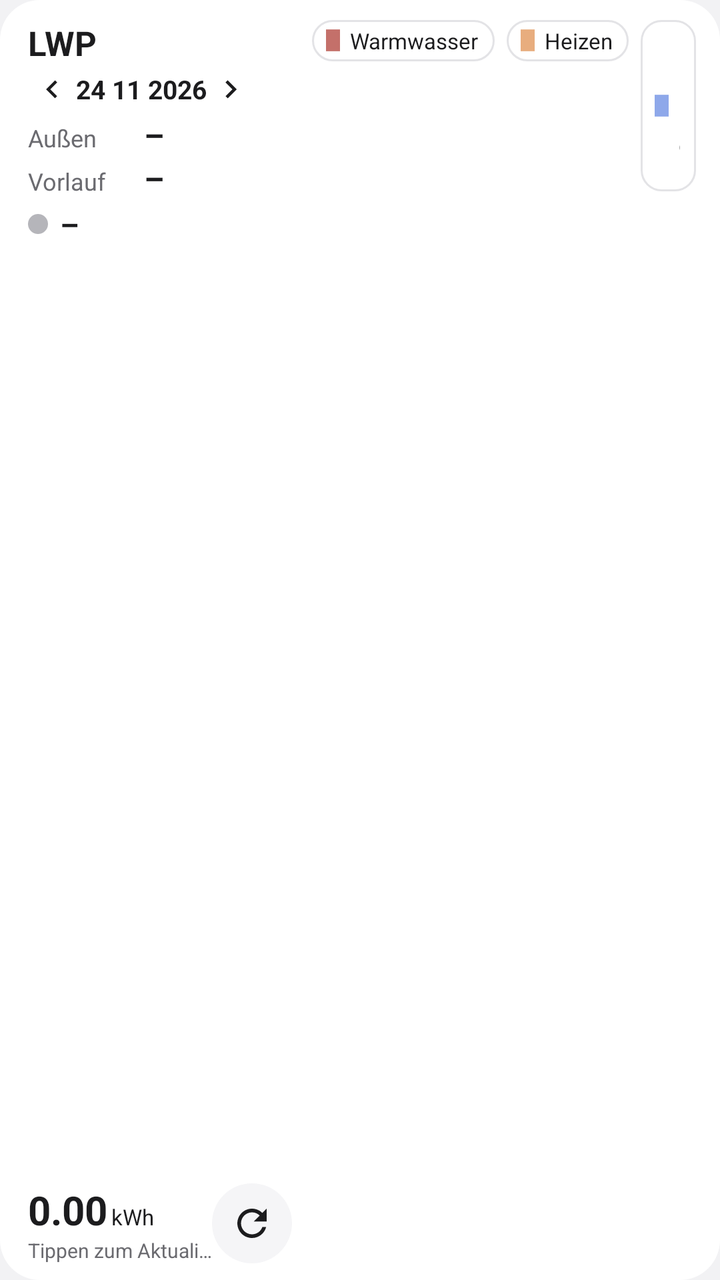
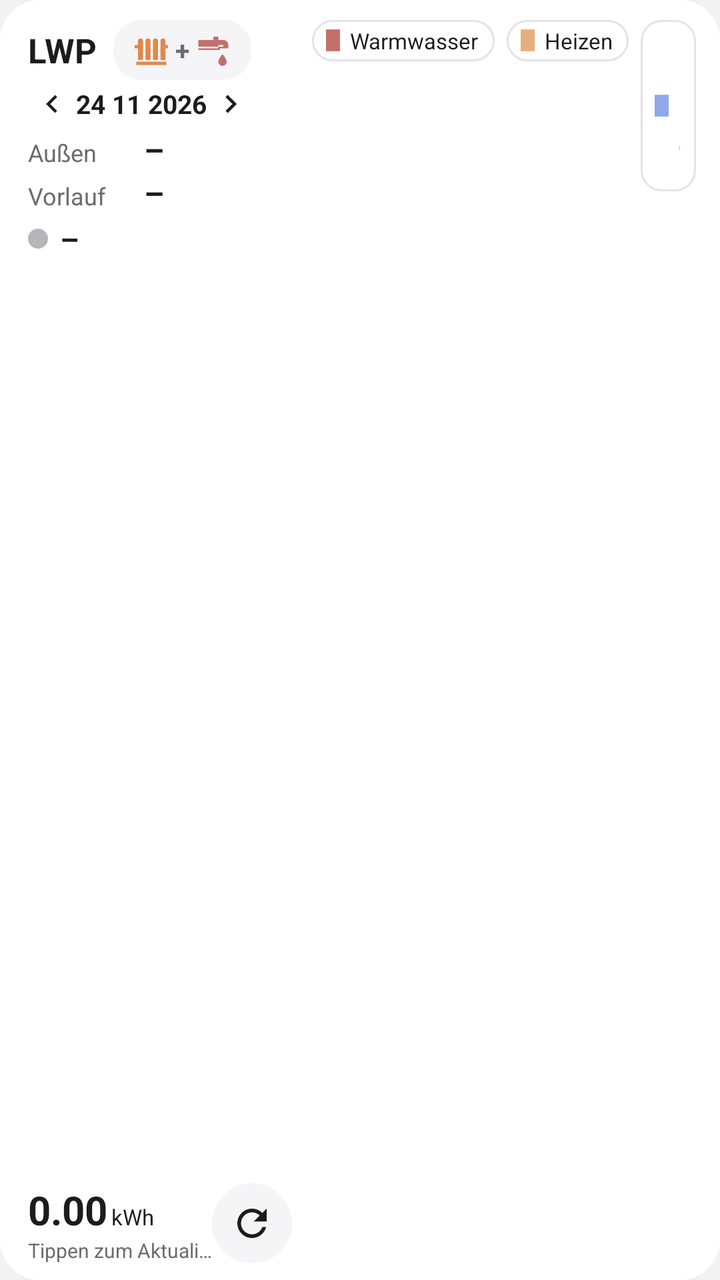

Two renders of the same Android screen: before a commit and after it. Below are the layout's source before the change and the commit's diff.
<!-- AndroidManifest.xml: application theme AppTheme -->
<!-- res/layout/widget_lwp_wide.xml -->
<?xml version="1.0" encoding="utf-8"?>
<LinearLayout xmlns:android="http://schemas.android.com/apk/res/android"
    android:id="@+id/root"
    android:layout_width="match_parent"
    android:layout_height="match_parent"
    android:background="@drawable/widget_bg"
    android:baselineAligned="false"
    android:orientation="horizontal"
    android:paddingStart="14dp"
    android:paddingTop="10dp"
    android:paddingEnd="12dp"
    android:paddingBottom="8dp">

    <LinearLayout
        android:layout_width="132dp"
        android:layout_height="match_parent"
        android:orientation="vertical">

        <TextView
            android:id="@+id/title"
            android:layout_width="wrap_content"
            android:layout_height="wrap_content"
            android:maxLines="1"
            android:text="LWP"
            android:textColor="@color/text_primary"
            android:textSize="17sp"
            android:textStyle="bold" />

        <LinearLayout
            android:layout_width="match_parent"
            android:layout_height="wrap_content"
            android:gravity="center_vertical"
            android:orientation="horizontal">

            <ImageView
                android:id="@+id/prev"
                android:layout_width="24dp"
                android:layout_height="24dp"
                android:contentDescription="Vorheriger Tag"
                android:padding="3dp"
                android:src="@drawable/ic_chevron_left" />

            <TextView
                android:id="@+id/date"
                android:layout_width="wrap_content"
                android:layout_height="wrap_content"
                android:maxLines="1"
                android:text="24 11 2026"
                android:textColor="@color/text_primary"
                android:textSize="13sp" android:textStyle="bold" />

            <ImageView
                android:id="@+id/next"
                android:layout_width="24dp"
                android:layout_height="24dp"
                android:contentDescription="Nächster Tag"
                android:padding="3dp"
                android:src="@drawable/ic_chevron_right" />
        </LinearLayout>

        <LinearLayout
            android:layout_width="match_parent"
            android:layout_height="0dp"
            android:layout_weight="1"
            android:orientation="vertical">

            <LinearLayout
                android:layout_width="match_parent"
                android:layout_height="wrap_content"
                android:baselineAligned="true"
                android:orientation="horizontal">

                <TextView
                    android:layout_width="58dp"
                    android:layout_height="wrap_content"
                    android:text="Außen"
                    android:textColor="@color/text_secondary"
                    android:textSize="12sp" />

                <TextView
                    android:id="@+id/outdoor"
                    android:layout_width="wrap_content"
                    android:layout_height="wrap_content"
                    android:text="–"
                    android:textColor="@color/text_primary"
                    android:textSize="16sp"
                    android:textStyle="bold" />
            </LinearLayout>

            <LinearLayout
                android:layout_width="match_parent"
                android:layout_height="wrap_content"
                android:baselineAligned="true"
                android:orientation="horizontal">

                <TextView
                    android:id="@+id/flow_label"
                    android:layout_width="58dp"
                    android:layout_height="wrap_content"
                    android:text="Vorlauf"
                    android:textColor="@color/text_secondary"
                    android:textSize="12sp" />

                <TextView
                    android:id="@+id/flow"
                    android:layout_width="wrap_content"
                    android:layout_height="wrap_content"
                    android:text="–"
                    android:textColor="@color/text_primary"
                    android:textSize="16sp"
                    android:textStyle="bold" />
            </LinearLayout>

            <LinearLayout
                android:layout_width="match_parent"
                android:layout_height="wrap_content"
                android:layout_marginTop="2dp"
                android:gravity="center_vertical"
                android:orientation="horizontal">

                <ImageView
                    android:id="@+id/activity_dot"
                    android:layout_width="10dp"
                    android:layout_height="10dp"
                    android:layout_marginEnd="6dp"
                    android:src="@drawable/dot_idle" />

                <TextView
                    android:id="@+id/activity"
                    android:layout_width="wrap_content"
                    android:layout_height="wrap_content"
                    android:maxLines="1"
                    android:text="–"
                    android:textColor="@color/text_primary"
                    android:textSize="15sp"
                    android:textStyle="bold" />
            </LinearLayout>
        </LinearLayout>

        
        <LinearLayout
            android:id="@+id/footer"
            android:layout_width="match_parent"
            android:layout_height="wrap_content"
            android:gravity="center_vertical"
            android:orientation="horizontal">

            <LinearLayout
                android:layout_width="0dp"
                android:layout_height="wrap_content"
                android:layout_weight="1"
                android:orientation="vertical">

                <LinearLayout
                    android:layout_width="wrap_content"
                    android:layout_height="wrap_content"
                    android:baselineAligned="true"
                    android:orientation="horizontal">

                    <TextView
                        android:id="@+id/total"
                        android:layout_width="wrap_content"
                        android:layout_height="wrap_content"
                        android:text="0.00"
                        android:textColor="@color/text_primary"
                        android:textSize="20sp"
                        android:textStyle="bold" />

                    <TextView
                        android:layout_width="wrap_content"
                        android:layout_height="wrap_content"
                        android:layout_marginStart="2dp"
                        android:text="kWh"
                        android:textColor="@color/text_primary"
                        android:textSize="11sp" />
                </LinearLayout>

                <TextView
                    android:id="@+id/updated"
                    android:layout_width="wrap_content"
                    android:layout_height="wrap_content"
                    android:ellipsize="end"
                    android:maxLines="1"
                    android:text="Tippen zum Aktualisieren"
                    android:textColor="@color/text_secondary"
                    android:textSize="10sp" />

                <TextView
                    android:id="@+id/total_date"
                    android:layout_width="wrap_content"
                    android:layout_height="wrap_content"
                    android:visibility="gone"
                    android:text="" />
            </LinearLayout>

            <ImageView
                android:id="@+id/refresh"
                android:layout_width="40dp"
                android:layout_height="40dp"
                android:background="@drawable/refresh_bg"
                android:contentDescription="Aktualisieren"
                android:padding="9dp"
                android:scaleType="fitCenter"
                android:src="@drawable/ic_refresh" />
        </LinearLayout>
    </LinearLayout>

    <LinearLayout
        android:layout_width="0dp"
        android:layout_height="match_parent"
        android:layout_marginStart="10dp"
        android:layout_weight="1"
        android:orientation="vertical">

        
        <LinearLayout
            android:id="@+id/legend"
            android:layout_width="match_parent"
            android:layout_height="wrap_content"
            android:layout_marginTop="0dp"
            android:orientation="horizontal">

            <LinearLayout
                android:layout_width="wrap_content"
                android:layout_height="wrap_content"
                android:layout_marginEnd="6dp"
                android:background="@drawable/chip_bg"
                android:gravity="center_vertical"
                android:orientation="horizontal"
                android:paddingStart="7dp"
                android:paddingTop="3dp"
                android:paddingEnd="8dp"
                android:paddingBottom="3dp">

                <ImageView
                    android:layout_width="7dp"
                    android:layout_height="11dp"
                    android:layout_marginEnd="5dp"
                    android:src="@drawable/legend_hot_water" />

                <TextView
                    android:layout_width="wrap_content"
                    android:layout_height="wrap_content"
                    android:text="Warmwasser"
                    android:textColor="@color/text_primary"
                    android:textSize="11sp" />
            </LinearLayout>

            <LinearLayout
                android:layout_width="wrap_content"
                android:layout_height="wrap_content"
                android:layout_marginEnd="6dp"
                android:background="@drawable/chip_bg"
                android:gravity="center_vertical"
                android:orientation="horizontal"
                android:paddingStart="7dp"
                android:paddingTop="3dp"
                android:paddingEnd="8dp"
                android:paddingBottom="3dp">

                <ImageView
                    android:layout_width="7dp"
                    android:layout_height="11dp"
                    android:layout_marginEnd="5dp"
                    android:src="@drawable/legend_heat" />

                <TextView
                    android:layout_width="wrap_content"
                    android:layout_height="wrap_content"
                    android:text="Heizen"
                    android:textColor="@color/text_primary"
                    android:textSize="11sp" />
            </LinearLayout>

            <LinearLayout
                android:layout_width="wrap_content"
                android:layout_height="wrap_content"
                android:background="@drawable/chip_bg"
                android:gravity="center_vertical"
                android:orientation="horizontal"
                android:paddingStart="7dp"
                android:paddingTop="3dp"
                android:paddingEnd="8dp"
                android:paddingBottom="3dp">

                <ImageView
                    android:layout_width="7dp"
                    android:layout_height="11dp"
                    android:layout_marginEnd="5dp"
                    android:src="@drawable/legend_cool" />

                <TextView
                    android:layout_width="wrap_content"
                    android:layout_height="wrap_content"
                    android:text="Kühlen"
                    android:textColor="@color/text_primary"
                    android:textSize="11sp" />
            </LinearLayout>
        </LinearLayout>



        <ImageView
            android:id="@+id/chart"
            android:layout_width="match_parent"
            android:layout_height="0dp"
            android:layout_marginTop="4dp"
            android:layout_weight="1"
            android:contentDescription="Stündlicher Verbrauch"
            android:scaleType="fitCenter" />
    </LinearLayout>
</LinearLayout>
<!-- resources referenced by this layout -->
<resources>
  <color name="text_primary">#FF1C1C1E</color>
  <color name="text_secondary">#FF6B6B70</color>
  <!-- drawable chip_bg (drawable) -->
  <?xml version="1.0" encoding="utf-8"?>
  <shape xmlns:android="http://schemas.android.com/apk/res/android" android:shape="rectangle">
      <solid android:color="@color/card" />
      <stroke android:width="1dp" android:color="@color/chip_stroke" />
      <corners android:radius="10dp" />
  </shape>
  <!-- drawable dot_idle (drawable) -->
  <?xml version="1.0" encoding="utf-8"?>
  <shape xmlns:android="http://schemas.android.com/apk/res/android" android:shape="oval">
      <solid android:color="@color/idle" />
      <size android:width="10dp" android:height="10dp" />
  </shape>
  <!-- drawable legend_cool (drawable) -->
  <?xml version="1.0" encoding="utf-8"?>
  <shape xmlns:android="http://schemas.android.com/apk/res/android" android:shape="rectangle">
      <solid android:color="@color/cool" />
      <size android:width="9dp" android:height="14dp" />
  </shape>
  <!-- drawable legend_heat (drawable) -->
  <?xml version="1.0" encoding="utf-8"?>
  <shape xmlns:android="http://schemas.android.com/apk/res/android" android:shape="rectangle">
      <solid android:color="@color/heat" />
      <size android:width="9dp" android:height="14dp" />
  </shape>
  <!-- drawable legend_hot_water (drawable) -->
  <?xml version="1.0" encoding="utf-8"?>
  <shape xmlns:android="http://schemas.android.com/apk/res/android" android:shape="rectangle">
      <solid android:color="@color/hot_water" />
      <size android:width="9dp" android:height="14dp" />
  </shape>
  <!-- drawable refresh_bg (drawable) -->
  <?xml version="1.0" encoding="utf-8"?>
  <shape xmlns:android="http://schemas.android.com/apk/res/android" android:shape="oval">
      <solid android:color="@color/live_bg" />
  </shape>
  <!-- drawable widget_bg (drawable) -->
  <?xml version="1.0" encoding="utf-8"?>
  <shape xmlns:android="http://schemas.android.com/apk/res/android" android:shape="rectangle">
      <solid android:color="@color/card" />
      <corners android:radius="20dp" />
  </shape>
  <color name="card">#FFFFFFFF</color>
  <color name="chip_stroke">#FFE3E3E6</color>
  <color name="idle">#FFB5B5BA</color>
  <color name="cool">#FF8EA8EA</color>
  <color name="heat">#FFE8AD7E</color>
  <color name="hot_water">#FFC4706A</color>
  <color name="live_bg">#FFF5F5F7</color>
  <color name="page">#FFF2F2F4</color>
  <!-- unchanged entries left out for length: 4 -->
</resources>

<!-- the commit's change to res/layout/widget_lwp_wide.xml (unified diff, before → after) -->
@@ -16,15 +16,69 @@
         android:layout_height="match_parent"
         android:orientation="vertical">
 
-        <TextView
-            android:id="@+id/title"
-            android:layout_width="wrap_content"
+        <LinearLayout
+            android:layout_width="match_parent"
             android:layout_height="wrap_content"
-            android:maxLines="1"
-            android:text="LWP"
-            android:textColor="@color/text_primary"
-            android:textSize="17sp"
-            android:textStyle="bold" />
+            android:gravity="center_vertical"
+            android:orientation="horizontal">
+
+            <TextView
+                android:id="@+id/title"
+                android:layout_width="wrap_content"
+                android:layout_height="wrap_content"
+                android:maxLines="1"
+                android:text="LWP"
+                android:textColor="@color/text_primary"
+                android:textSize="17sp"
+                android:textStyle="bold" />
+
+            <LinearLayout
+                android:id="@+id/dhw_toggle"
+                android:layout_width="wrap_content"
+                android:layout_height="30dp"
+                android:layout_marginStart="8dp"
+                android:background="@drawable/pill_off"
+                android:contentDescription="Betriebsart wechseln"
+                android:gravity="center_vertical"
+                android:orientation="horizontal"
+                android:paddingStart="9dp"
+                android:paddingEnd="9dp">
+
+                <ImageView
+                    android:id="@+id/mode_heat"
+                    android:layout_width="20dp"
+                    android:layout_height="20dp"
+                    android:src="@drawable/ic_mode_heat" />
+
+                <TextView
+                    android:id="@+id/mode_plus"
+                    android:layout_width="wrap_content"
+                    android:layout_height="wrap_content"
+                    android:layout_marginStart="2dp"
+                    android:layout_marginEnd="2dp"
+                    android:text="+"
+                    android:textColor="@color/text_secondary"
+                    android:textSize="13sp"
+                    android:textStyle="bold" />
+
+                <ImageView
+                    android:id="@+id/mode_water"
+                    android:layout_width="20dp"
+                    android:layout_height="20dp"
+                    android:src="@drawable/ic_mode_water" />
+
+                <TextView
+                    android:id="@+id/mode_pending"
+                    android:layout_width="wrap_content"
+                    android:layout_height="wrap_content"
+                    android:layout_marginStart="4dp"
+                    android:text="…"
+                    android:textColor="@color/text_secondary"
+                    android:textSize="13sp"
+                    android:textStyle="bold"
+                    android:visibility="gone" />
+            </LinearLayout>
+        </LinearLayout>
 
         <LinearLayout
             android:layout_width="match_parent"
<!-- resource entries referenced after the edit -->
@@ -15,6 +15,20 @@
       <solid android:color="@color/idle" />
       <size android:width="10dp" android:height="10dp" />
   </shape>
+  <!-- drawable ic_mode_heat (drawable) -->
+  <?xml version="1.0" encoding="utf-8"?>
+  <vector xmlns:android="http://schemas.android.com/apk/res/android"
+      android:width="24dp" android:height="24dp" android:viewportWidth="24" android:viewportHeight="24">
+      <path android:fillColor="#E0894A"
+          android:pathData="M3,19h18v2H3z M4,6.5C4,5.67 4.67,5 5.5,5S7,5.67 7,6.5V18H4z M8.5,6.5C8.5,5.67 9.17,5 10,5s1.5,0.67 1.5,1.5V18h-3z M13,6.5C13,5.67 13.67,5 14.5,5S16,5.67 16,6.5V18h-3z M17.5,6.5C17.5,5.67 18.17,5 19,5s1.5,0.67 1.5,1.5V18h-3z M2,9h2v2H2z M20.5,9H22v2h-1.5z" />
+  </vector>
+  <!-- drawable ic_mode_water (drawable) -->
+  <?xml version="1.0" encoding="utf-8"?>
+  <vector xmlns:android="http://schemas.android.com/apk/res/android"
+      android:width="24dp" android:height="24dp" android:viewportWidth="24" android:viewportHeight="24">
+      <path android:fillColor="#C4706A"
+          android:pathData="M3,6h9V4h3v2h3c1.66,0 3,1.34 3,3v2h-3V9h-3v1H3z M3,11h12v-1h3v1h-2v1H3z M17.5,14.5c0,0 -2.5,2.9 -2.5,4.5c0,1.38 1.12,2.5 2.5,2.5S20,20.38 20,19C20,17.4 17.5,14.5 17.5,14.5z" />
+  </vector>
   <!-- drawable legend_cool (drawable) -->
   <?xml version="1.0" encoding="utf-8"?>
   <shape xmlns:android="http://schemas.android.com/apk/res/android" android:shape="rectangle">
@@ -32,6 +46,12 @@
   <shape xmlns:android="http://schemas.android.com/apk/res/android" android:shape="rectangle">
       <solid android:color="@color/hot_water" />
       <size android:width="9dp" android:height="14dp" />
+  </shape>
+  <!-- drawable pill_off (drawable) -->
+  <?xml version="1.0" encoding="utf-8"?>
+  <shape xmlns:android="http://schemas.android.com/apk/res/android" android:shape="rectangle">
+      <solid android:color="@color/live_bg" />
+      <corners android:radius="14dp" />
   </shape>
   <!-- drawable refresh_bg (drawable) -->
   <?xml version="1.0" encoding="utf-8"?>
